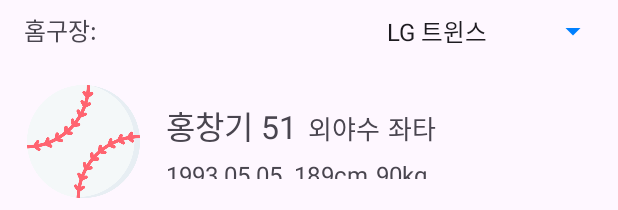
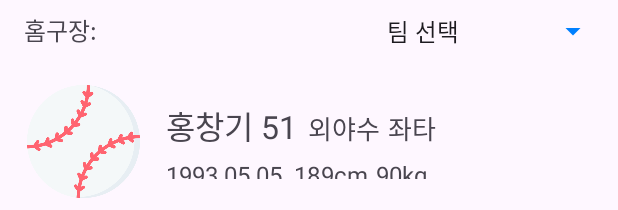
Before and after one commit to otaeyean/BaseBallApp, an Android app: the layout fragment_information.xml on its own in the app's theme, with its tools: preview values and no code run, on a phone screen of 412 x 824 dp. Shown: the top 210 px of the screen. Run offline under Robolectric (Android 15) with nearby library versions, the phone set to English and light mode, and no system bars.

Commit message:
git commit -m "sumin3"

```diff
--- a/app/src/main/res/values/strings.xml
+++ b/app/src/main/res/values/strings.xml
@@ -6,12 +6,13 @@
     <string name="right">&gt;</string>
     <string name="ranking_image_desc">Ranking Image</string>
     <string-array name="team_array">
+        <item>팀 선택</item>
         <item>LG 트윈스</item>
         <item>KT 위즈</item>
         <item>SSG 랜더스</item>
         <item>NC 다이노스</item>
         <item>두산 베어스</item>
-        <item>기아 타이거즈</item>
+        <item>KIA 타이거즈</item>
         <item>롯데 자이언츠</item>
         <item>삼성 라이온즈</item>
         <item>한화 이글스</item>
```
